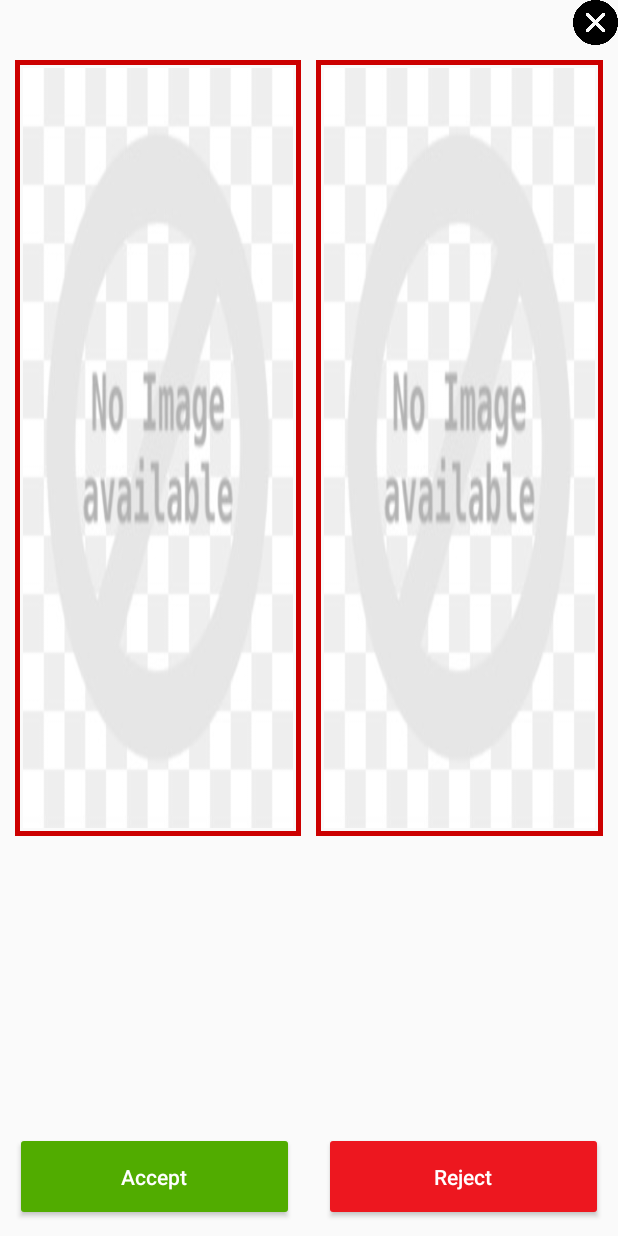
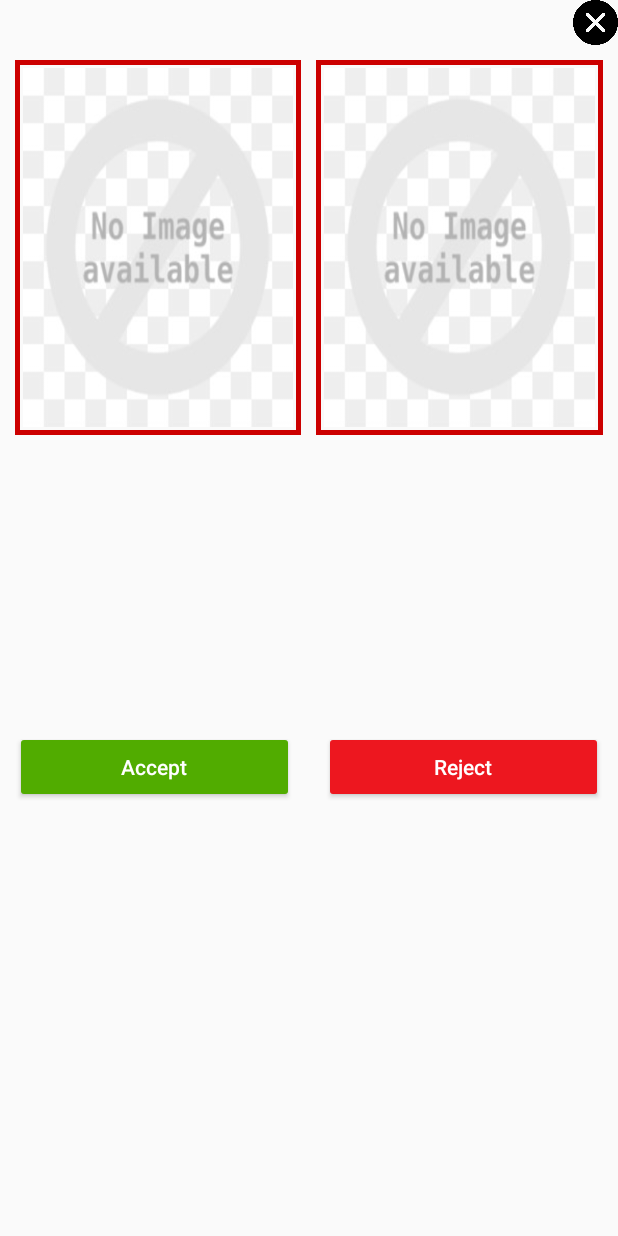
Before and after one commit to PrabhuChaitanyaAreti/MobileApp, an Android app: the layout die_detail_dialog.xml on its own in the app's theme, with its tools: preview values and no code run, on a phone screen of 412 x 824 dp. Run offline under Robolectric (Android 15) with nearby library versions, the phone set to English and light mode, and no system bars.

Commit message:
changed dialog to fit both mobile and tab

```diff
--- a/app/src/main/java/com/vsoft/goodmankotlin/MaskingActivity.kt
+++ b/app/src/main/java/com/vsoft/goodmankotlin/MaskingActivity.kt
@@ -411,7 +411,7 @@ class MaskingActivity : AppCompatActivity(),View.OnTouchListener,RightMenuItemCl
         val windowAlDl: Window? = dialogShowInfo.window
 
         layoutParams.width = WindowManager.LayoutParams.MATCH_PARENT
-        layoutParams.height = WindowManager.LayoutParams.MATCH_PARENT
+        layoutParams.height = WindowManager.LayoutParams.WRAP_CONTENT
 
         windowAlDl?.attributes = layoutParams
         dialogShowInfo.show()
--- a/app/src/main/java/com/vsoft/goodmankotlin/SplashScreen.kt
+++ b/app/src/main/java/com/vsoft/goodmankotlin/SplashScreen.kt
@@ -31,7 +31,7 @@ class SplashScreen : AppCompatActivity() {
     }
 
     private fun navigationScreen() {
-        val i = Intent(this, LoginActivity::class.java)
+        val i = Intent(this, MaskingActivity::class.java)
         startActivity(i)
         // close this activity
         finish()
--- a/app/src/main/res/layout/die_detail_dialog.xml
+++ b/app/src/main/res/layout/die_detail_dialog.xml
@@ -3,7 +3,7 @@
     android:layout_width="match_parent"
     android:fillViewport="true"
     android:animateLayoutChanges="true"
-    android:layout_height="match_parent">
+    android:layout_height="wrap_content">
     <RelativeLayout
         android:layout_width="match_parent"
         android:layout_height="match_parent">
@@ -24,7 +24,7 @@
     <LinearLayout
         android:layout_width="match_parent"
         android:orientation="horizontal"
-        android:layout_height="0dp" android:layout_weight="1">
+        android:layout_height="250dp">
         <ImageView
             android:id="@+id/iv_captured_die"
             android:scaleType="fitXY"
@@ -83,7 +83,7 @@
             android:layout_height="match_parent"
             android:layout_gravity="center"
             android:textAllCaps="false"
-            android:padding="20dp"
+            android:padding="10dp"
             android:layout_weight="50"
             android:text="Accept"
             android:textColor="@color/white" />
@@ -95,7 +95,7 @@
             android:backgroundTint="@color/red"
             android:layout_gravity="center"
             android:layout_weight="50"
-            android:padding="20dp"
+            android:padding="10dp"
             android:textAllCaps="false"
             android:layout_marginLeft="20dp"
             android:text="Reject"
```
